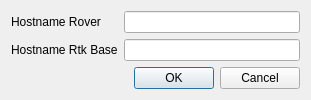
Qt form basestation/connectiondialog.ui (wpfhtl/octocopter) before a commit.
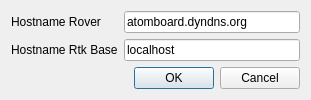
The same form after that commit.

```diff
--- a/basestation/connectiondialog.ui
+++ b/basestation/connectiondialog.ui
@@ -22,7 +22,11 @@
     </widget>
    </item>
    <item row="0" column="2">
-    <widget class="QLineEdit" name="mLineEditHostNameRover"/>
+    <widget class="QLineEdit" name="mLineEditHostNameRover">
+     <property name="text">
+      <string>atomboard.dyndns.org</string>
+     </property>
+    </widget>
    </item>
    <item row="1" column="0" colspan="2">
     <widget class="QLabel" name="label_2">
@@ -32,7 +36,11 @@
     </widget>
    </item>
    <item row="1" column="2">
-    <widget class="QLineEdit" name="mLineEditHostNameRtkBase"/>
+    <widget class="QLineEdit" name="mLineEditHostNameRtkBase">
+     <property name="text">
+      <string>localhost</string>
+     </property>
+    </widget>
    </item>
    <item row="2" column="1" colspan="2">
     <spacer name="verticalSpacer">
```
Left out of the diff: 2 changed lines with no effect on the pictures.
